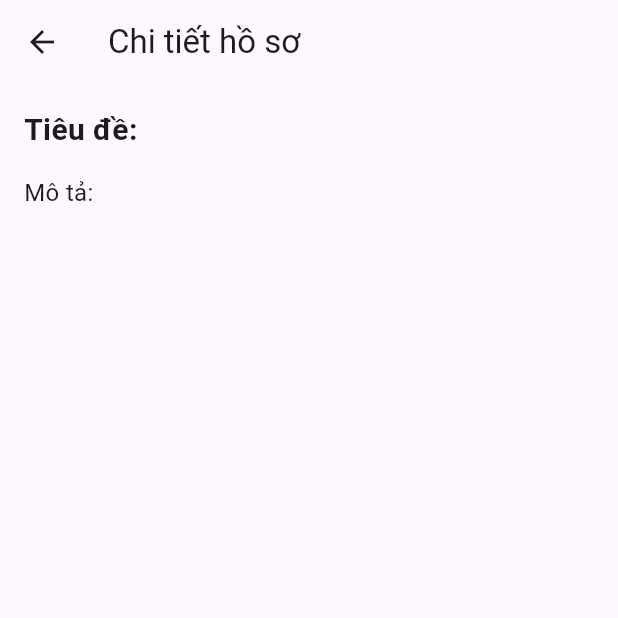
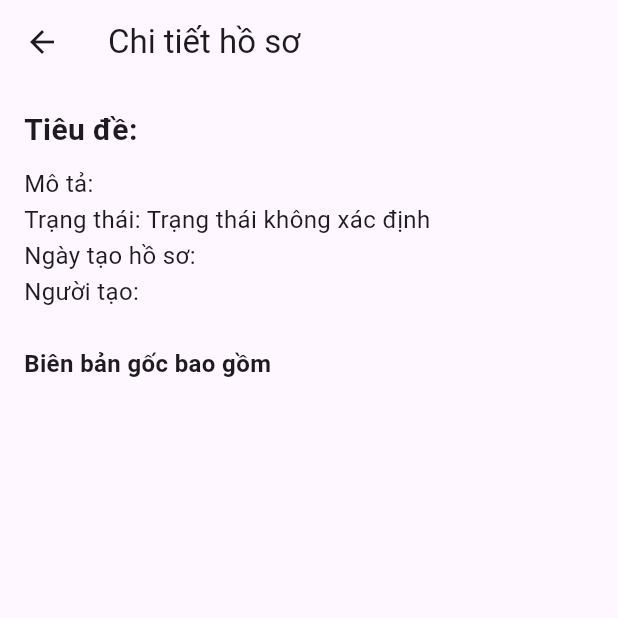
Before and after one commit to nmthong1904/sites2-app, a Flutter app: the ProductDetailScreen screen opened directly with empty values, on a phone screen of 412 x 824 dp, the top half of it. Run offline on Flutter 3.47's test engine with Material 3 defaults, Android fonts, the phone set to English and light mode, and no system bars; our stand-ins replace cloud_firestore, firebase_core, firebase_database, fluttertoast; accounts and stored records are empty.

Commit message:
update detail,add,home,notification

```diff
--- a/lib/function/detail_screen.dart
+++ b/lib/function/detail_screen.dart
@@ -3,14 +3,56 @@ import 'package:flutter/material.dart';
 class ProductDetailScreen extends StatelessWidget {
   final String name;
   final String description;
+  final String status;
+  final String datetime;
+  final Map<String, String?> originalFiles;
+  final String nameCreated;
+  final String author; // New property
 
-  const ProductDetailScreen({required this.name, required this.description, Key? key}) : super(key: key);
+  const ProductDetailScreen({
+    required this.name,
+    required this.description,
+    required this.status,
+    required this.datetime,
+    required this.originalFiles,
+    required this.nameCreated,
+    required this.author, // Initialize the new property
+    Key? key,
+  }) : super(key: key);
+
+  String _getStatusText(String status) {
+    switch (status) {
+      case 'pending':
+        return 'Đang chờ phê duyệt';
+      case 'approved':
+        return 'Đang chờ soát xét';
+      case 'deployed':
+        return 'Đang chờ đóng dấu';
+      case 'finished':
+        return 'Hồ sơ đã hoàn thiện';
+      default:
+        return 'Trạng thái không xác định';
+    }
+  }
 
   @override
   Widget build(BuildContext context) {
     return Scaffold(
       appBar: AppBar(
         title: const Text('Chi tiết hồ sơ'),
+        actions: author == 'user'
+            ? [
+          Padding(
+            padding: const EdgeInsets.only(right: 10.0), // Add 10dp padding to the right
+            child: IconButton(
+              icon: const Icon(Icons.delete),
+              onPressed: () {
+                // Handle product deletion
+              },
+            ),
+          ),
+        ]
+            : null,
       ),
       body: Padding(
         padding: const EdgeInsets.all(16.0),
@@ -18,8 +60,73 @@ class ProductDetailScreen extends StatelessWidget {
           crossAxisAlignment: CrossAxisAlignment.start,
           children: [
             Text('Tiêu đề: $name', style: const TextStyle(fontSize: 20, fontWeight: FontWeight.bold)),
-            const SizedBox(height: 16),
-            Text('Mô tả: $description', style: const TextStyle(fontSize: 16)),
+            const SizedBox(height: 10),
+            Text.rich(
+              TextSpan(
+                children: [
+                  TextSpan(
+                    text: 'Mô tả: $description\n',
+                    style: const TextStyle(fontSize: 16),
+                  ),
+                  TextSpan(
+                    text: 'Trạng thái: ${_getStatusText(status)}\n',
+                    style: const TextStyle(fontSize: 16),
+                  ),
+                  TextSpan(
+                    text: 'Ngày tạo hồ sơ: $datetime\n',
+                    style: const TextStyle(fontSize: 16),
+                  ),
+                  TextSpan(
+                    text: 'Người tạo: $nameCreated\n',
+                    style: const TextStyle(fontSize: 16),
+                  ),
+                ],
+              ),
+              style: const TextStyle(height: 1.5), // Adjust line spacing if needed
+            ),
+            Text('Biên bản gốc bao gồm', style: const TextStyle(fontSize: 16, fontWeight: FontWeight.bold)),
+            ...originalFiles.entries.map((entry) {
+              return Text('${entry.value ?? 'Không có dữ liệu'} ${entry.key}', style: const TextStyle(fontSize: 16));
+            }).toList(),
+            const SizedBox(height: 10),
+            // Conditional button display based on author
+            if (author == 'admin') ...[
+              Row(
+                mainAxisAlignment: MainAxisAlignment.spaceEvenly,
+                children: [
+                  ElevatedButton(
+                    onPressed: () {
+                      // Handle approval logic
+                    },
+                    child: const Text('Phê duyệt hồ sơ'),
+                  ),
+                  ElevatedButton(
+                    onPressed: () {
+                      // Handle rejection logic
+                    },
+                    child: const Text('Từ chối hồ sơ'),
+                  ),
+                ],
+              ),
+            ] else if (author == 'manager') ...[
+              Center(
+                child: ElevatedButton(
+                  onPressed: () {
+                    // Handle review completion logic
+                  },
+                  child: const Text('Đã Soát Xét Hồ Sơ'),
+                ),
+              ),
+            ] else if (author == 'stamper') ...[
+              Center(
+                child: ElevatedButton(
+                  onPressed: () {
+                    // Handle stamping logic
+                  },
+                  child: const Text('Đã Đóng Dấu Hồ Sơ'),
+                ),
+              ),
+            ],
           ],
         ),
       ),
--- a/lib/home/home_screen.dart
+++ b/lib/home/home_screen.dart
@@ -1,6 +1,7 @@
 import 'package:flutter/material.dart';
 import 'package:firebase_database/firebase_database.dart';
 import 'package:intl/intl.dart'; // Package này giúp định dạng ngày giờ
+import 'package:sites2app/home/notification_screen.dart';
 import '../function/detail_screen.dart';
 import 'add_newfile_screen.dart';
 
@@ -122,7 +123,7 @@ class _HomeScreenState extends State<HomeScreen> {
         children: [
           _buildHomeScreen(),
           AddNewFileScreen(fullName: widget.fullName),
-          const Center(child: Text('Thông báo')),
+          const NotificationScreen(),
           const Center(child: Text('Tài khoản')),
         ],
       ),
@@ -164,6 +165,8 @@ class _HomeScreenState extends State<HomeScreen> {
       itemCount: _files.length,
       itemBuilder: (context, index) {
         final file = _files[index];
+        final originalFiles = (file['original files'] as Map<dynamic, dynamic>?)?.cast<String, String?>() ?? {};
+
         return ListTile(
           title: Text(file['title'] ?? 'Tên không xác định'),
           subtitle: Text(file['description'] ?? 'Mô tả không xác định'),
@@ -174,6 +177,11 @@ class _HomeScreenState extends State<HomeScreen> {
                 builder: (context) => ProductDetailScreen(
                   name: file['title'] ?? 'Không có tên',
                   description: file['description'] ?? 'Không có mô tả',
+                  status: file['status'] ?? 'Chưa xác định',
+                  datetime: file['timestamp'] ?? 'Chưa xác định',
+                  originalFiles: originalFiles,  // Change here
+                  nameCreated: file['namecreated'] ?? 'Không có thông tin',
+                  author: widget.author,  // Pass the author parameter here
                 ),
               ),
             );
@@ -183,6 +191,7 @@ class _HomeScreenState extends State<HomeScreen> {
     );
   }
 
+
   void _logout(BuildContext context) {
     Navigator.pushReplacementNamed(context, '/login');
   }
```
Also changed, not shown: lib/home/add_newfile_screen.dart (+27 -0 lines), lib/home/notification_screen.dart (+59 -0 lines).
